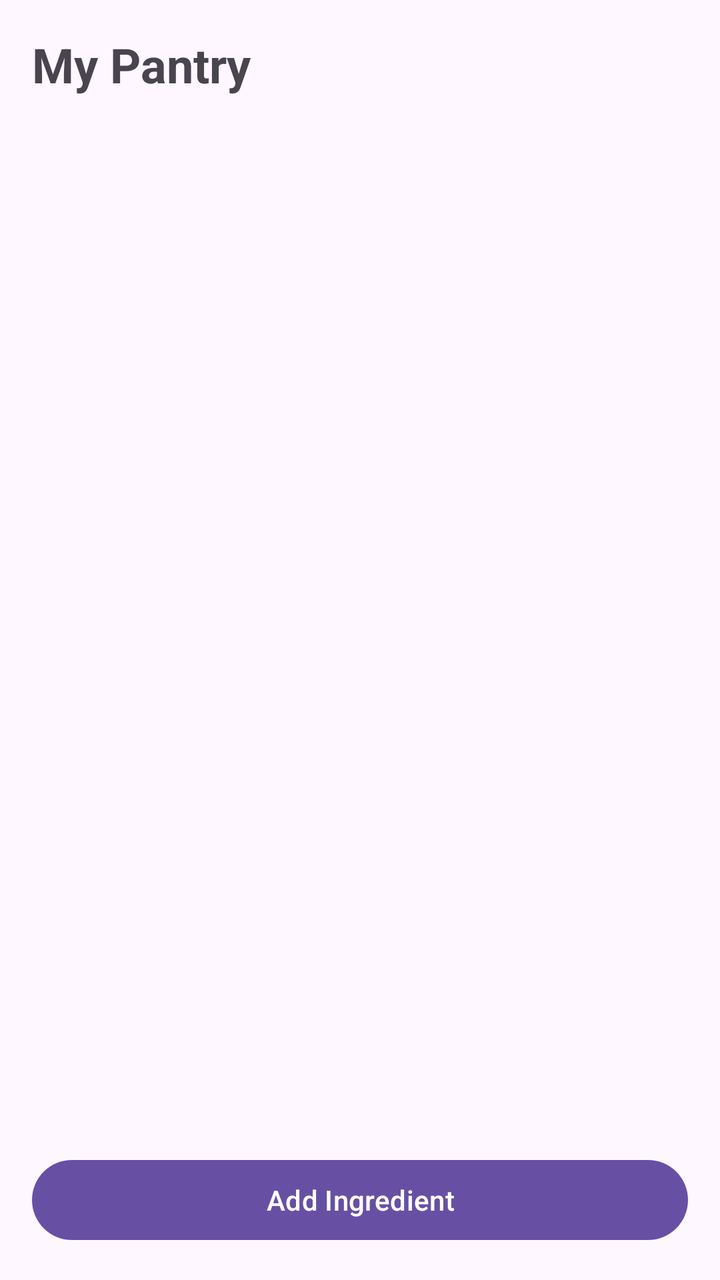
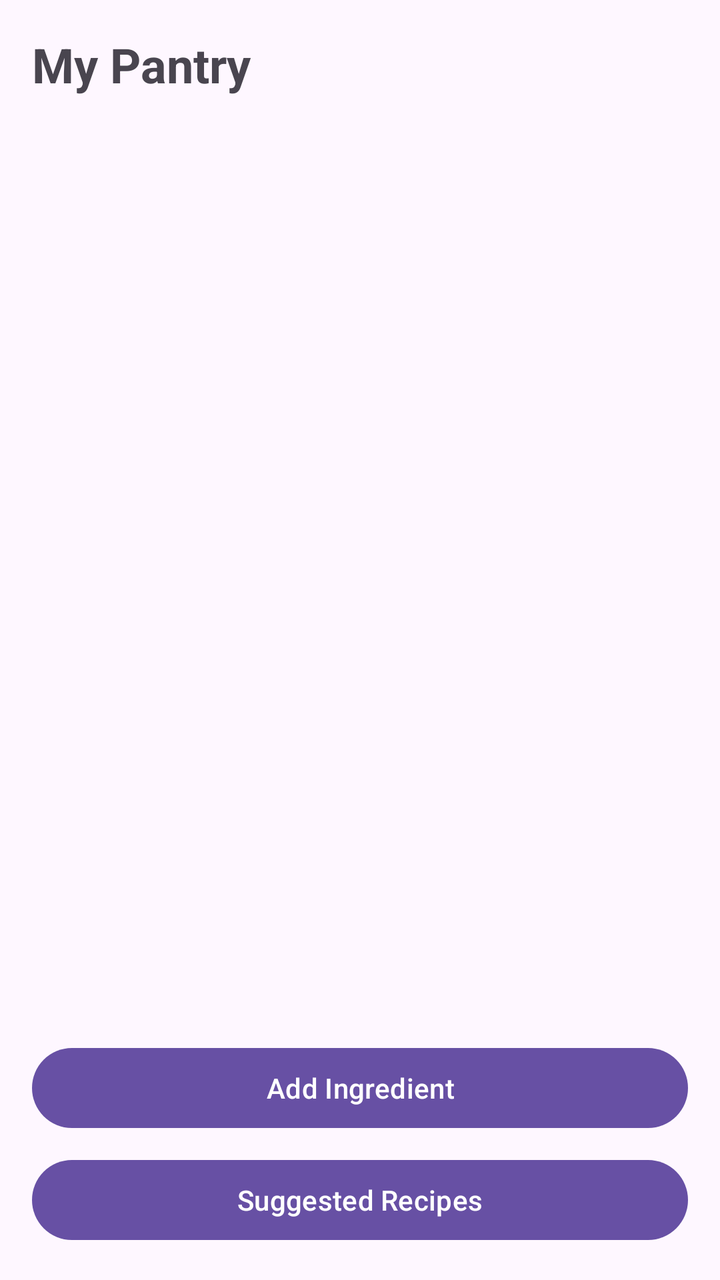

Compare the two renders of this Android layout. The source of the first and the diff that turns it into the second are given below.
<!-- AndroidManifest.xml: application theme Theme.SmartPantryManager -->
<!-- res/layout/activity_main.xml -->
<?xml version="1.0" encoding="utf-8"?>
<LinearLayout xmlns:android="http://schemas.android.com/apk/res/android"
    android:layout_width="match_parent"
    android:layout_height="match_parent"
    android:orientation="vertical"
    android:padding="16dp">


    
    <TextView
        android:layout_width="match_parent"
        android:layout_height="wrap_content"
        android:text="My Pantry"
        android:textSize="24sp"
        android:textStyle="bold"
        android:paddingBottom="12dp"/>

    
    <androidx.recyclerview.widget.RecyclerView
        android:id="@+id/recyclerPantry"
        android:layout_width="match_parent"
        android:layout_height="0dp"
        android:layout_weight="1"/>

    <Button
        android:id="@+id/buttonAddIngredient"
        android:layout_width="match_parent"
        android:layout_height="wrap_content"
        android:text= "Add Ingredient" />

</LinearLayout>
<!-- resources referenced by this layout -->
<resources>
  <style name="Theme.SmartPantryManager" parent="Base.Theme.SmartPantryManager" />
  <style name="Base.Theme.SmartPantryManager" parent="Theme.Material3.DayNight.NoActionBar">
          
          
      </style>
</resources>

<!-- the commit's change to res/layout/activity_main.xml (unified diff, before → after) -->
@@ -28,4 +28,11 @@
         android:layout_height="wrap_content"
         android:text= "Add Ingredient" />
 
+    <Button
+        android:id="@+id/buttonSuggested"
+        android:layout_width="match_parent"
+        android:layout_height="wrap_content"
+        android:layout_marginTop="8dp"
+        android:text="Suggested Recipes" />
+
 </LinearLayout>
